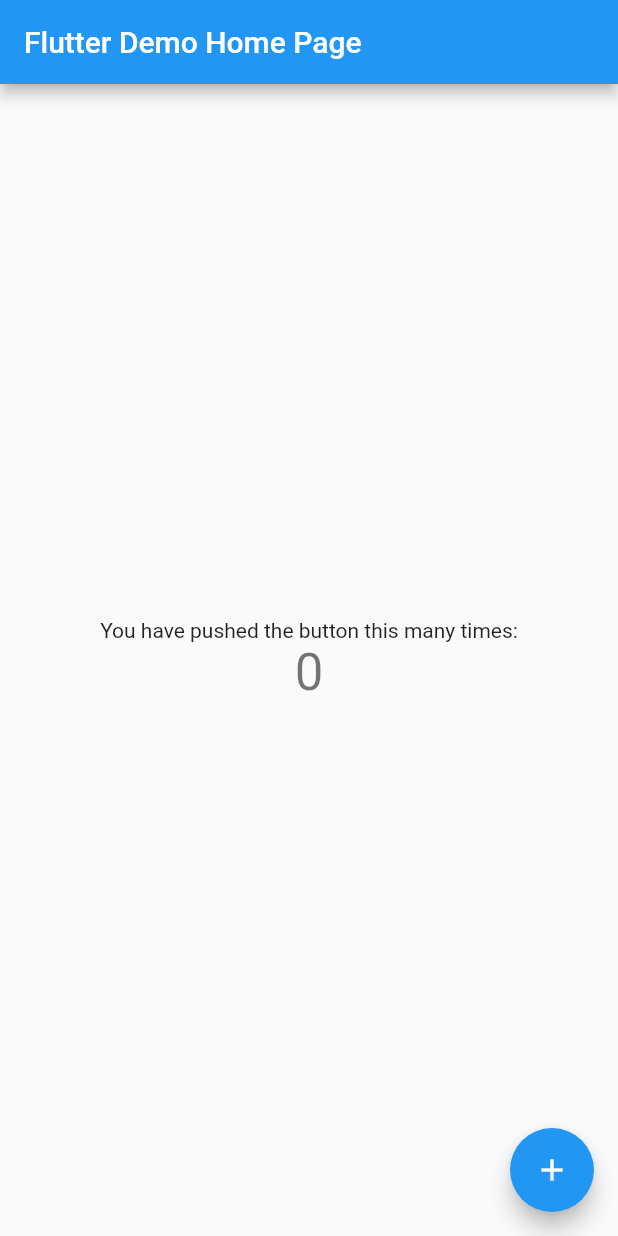
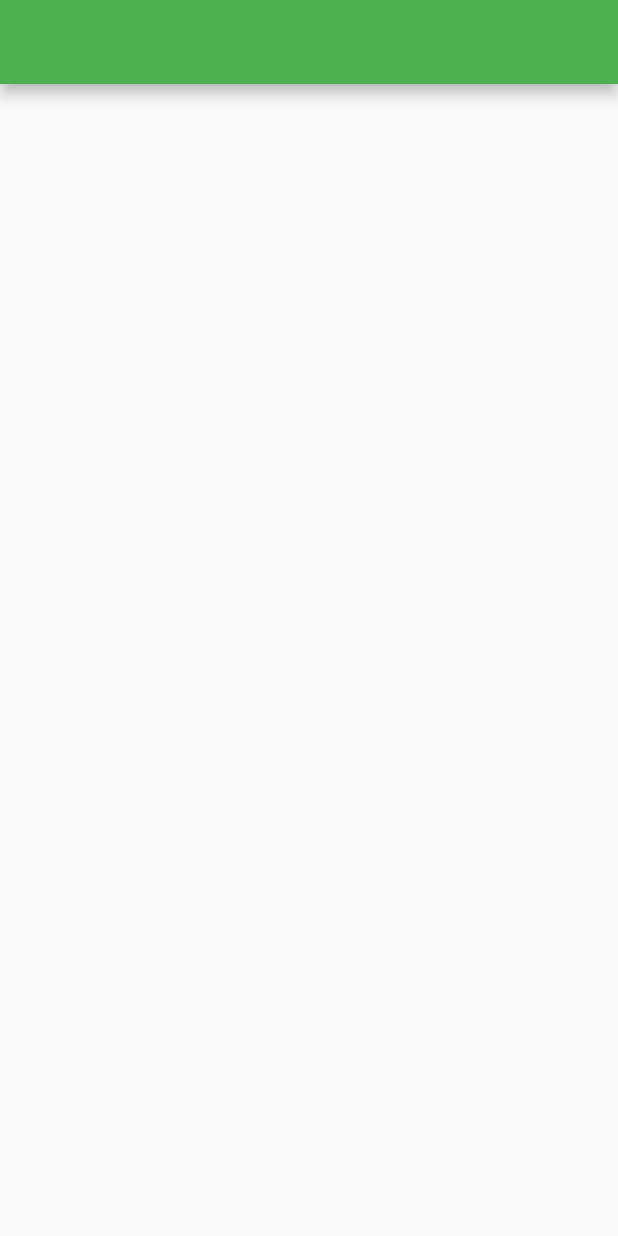
Before and after one commit to iTeam-S/Alandia, a Flutter app: the screen it shows after launch, on a phone screen of 412 x 824 dp. Run offline on Flutter 3.47's test engine with Material 2 defaults, Android fonts, the phone set to English and light mode, and no system bars; our stand-ins replace get.

Commit message:
first commit

```diff
--- a/lib/main.dart
+++ b/lib/main.dart
@@ -1,4 +1,6 @@
+import 'package:alandia/views/home.dart';
 import 'package:flutter/material.dart';
+import 'package:get/route_manager.dart';
 
 void main() {
   runApp(MyApp());
@@ -8,106 +10,15 @@
   // This widget is the root of your application.
   @override
   Widget build(BuildContext context) {
-    return MaterialApp(
-      title: 'Flutter Demo',
-      theme: ThemeData(
-        // This is the theme of your application.
-        //
-        // Try running your application with "flutter run". You'll see the
-        // application has a blue toolbar. Then, without quitting the app, try
-        // changing the primarySwatch below to Colors.green and then invoke
-        // "hot reload" (press "r" in the console where you ran "flutter run",
-        // or simply save your changes to "hot reload" in a Flutter IDE).
-        // Notice that the counter didn't reset back to zero; the application
-        // is not restarted.
-        primarySwatch: Colors.blue,
-      ),
-      home: MyHomePage(title: 'Flutter Demo Home Page'),
-    );
+    return GetMaterialApp(
+        title: 'Anlandia',
+        theme: ThemeData(
+          primarySwatch: Colors.green,
+        ),
+        debugShowCheckedModeBanner: false,
+        initialRoute: "/",
+        routes: {
+          '/': (context) => Home(),
+        });
   }
 }
-
-class MyHomePage extends StatefulWidget {
-  MyHomePage({Key? key, required this.title}) : super(key: key);
-
-  // This widget is the home page of your application. It is stateful, meaning
-  // that it has a State object (defined below) that contains fields that affect
-  // how it looks.
-
-  // This class is the configuration for the state. It holds the values (in this
-  // case the title) provided by the parent (in this case the App widget) and
-  // used by the build method of the State. Fields in a Widget subclass are
-  // always marked "final".
-
-  final String title;
-
-  @override
-  _MyHomePageState createState() => _MyHomePageState();
-}
-
-class _MyHomePageState extends State<MyHomePage> {
-  int _counter = 0;
-
-  void _incrementCounter() {
-    setState(() {
-      // This call to setState tells the Flutter framework that something has
-      // changed in this State, which causes it to rerun the build method below
-      // so that the display can reflect the updated values. If we changed
-      // _counter without calling setState(), then the build method would not be
-      // called again, and so nothing would appear to happen.
-      _counter++;
-    });
-  }
-
-  @override
-  Widget build(BuildContext context) {
-    // This method is rerun every time setState is called, for instance as done
-    // by the _incrementCounter method above.
-    //
-    // The Flutter framework has been optimized to make rerunning build methods
-    // fast, so that you can just rebuild anything that needs updating rather
-    // than having to individually change instances of widgets.
-    return Scaffold(
-      appBar: AppBar(
-        // Here we take the value from the MyHomePage object that was created by
-        // the App.build method, and use it to set our appbar title.
-        title: Text(widget.title),
-      ),
-      body: Center(
-        // Center is a layout widget. It takes a single child and positions it
-        // in the middle of the parent.
-        child: Column(
-          // Column is also a layout widget. It takes a list of children and
-          // arranges them vertically. By default, it sizes itself to fit its
-          // children horizontally, and tries to be as tall as its parent.
-          //
-          // Invoke "debug painting" (press "p" in the console, choose the
-          // "Toggle Debug Paint" action from the Flutter Inspector in Android
-          // Studio, or the "Toggle Debug Paint" command in Visual Studio Code)
-          // to see the wireframe for each widget.
-          //
-          // Column has various properties to control how it sizes itself and
-          // how it positions its children. Here we use mainAxisAlignment to
-          // center the children vertically; the main axis here is the vertical
-          // axis because Columns are vertical (the cross axis would be
-          // horizontal).
-          mainAxisAlignment: MainAxisAlignment.center,
-          children: <Widget>[
-            Text(
-              'You have pushed the button this many times:',
-            ),
-            Text(
-              '$_counter',
-              style: Theme.of(context).textTheme.headline4,
-            ),
-          ],
-        ),
-      ),
-      floatingActionButton: FloatingActionButton(
-        onPressed: _incrementCounter,
-        tooltip: 'Increment',
-        child: Icon(Icons.add),
-      ), // This trailing comma makes auto-formatting nicer for build methods.
-    );
-  }
-}
--- /dev/null
+++ b/lib/views/home.dart
@@ -0,0 +1,14 @@
+import 'package:flutter/material.dart';
+
+
+class Home extends StatelessWidget {
+  const Home({ Key? key }) : super(key: key);
+
+  @override
+  Widget build(BuildContext context) {
+    return Scaffold(
+      appBar: AppBar(),
+      body: Container(),//en attendant
+    );
+  }
+}
--- a/pubspec.yaml
+++ b/pubspec.yaml
@@ -28,6 +28,7 @@
   # The following adds the Cupertino Icons font to your application.
   # Use with the CupertinoIcons class for iOS style icons.
   cupertino_icons: ^1.0.2
+  get:
 
 dev_dependencies:
   flutter_test:
```
Also changed, not shown: pubspec.lock.
